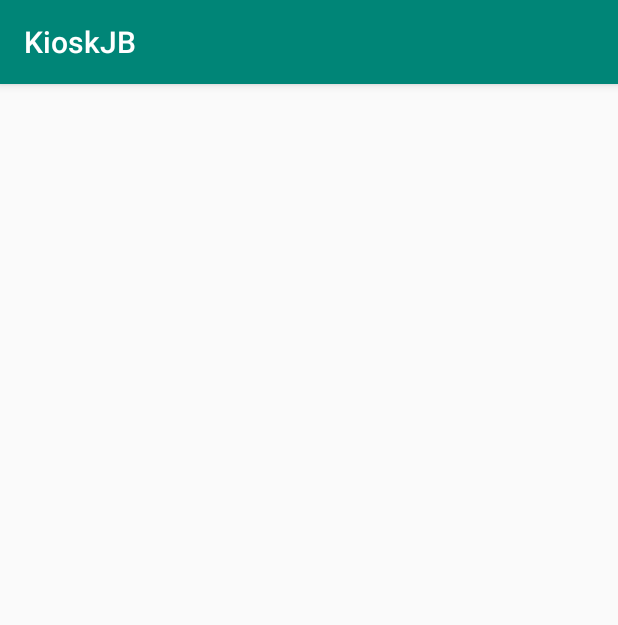
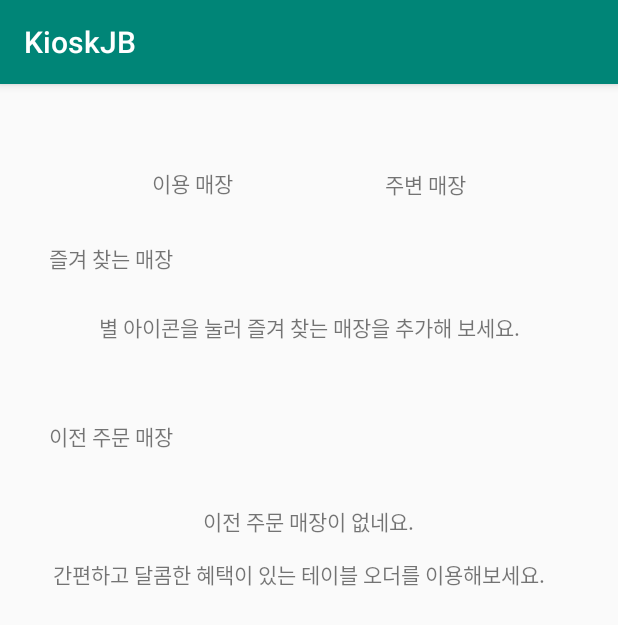
Before and after one commit to Molang00/KioskJB, an Android app: the Button4Activity screen opened directly, with no data from a screen before it, on a phone screen of 412 x 824 dp. Shown: the top 625 px of the screen. Run offline under Robolectric (Android 15) with nearby library versions, the phone set to English and light mode, and no system bars.

Commit message:
added activity_button

```diff
--- a/app/src/main/AndroidManifest.xml
+++ b/app/src/main/AndroidManifest.xml
@@ -9,6 +9,8 @@
             android:roundIcon="@mipmap/ic_launcher_round"
             android:supportsRtl="true"
             android:theme="@style/AppTheme">
+        <activity android:name=".aroundStore">
+        </activity>
         <activity android:name=".Button4Activity">
         </activity>
         <activity android:name=".Button3Activity">
--- a/app/src/main/res/layout/activity_button4.xml
+++ b/app/src/main/res/layout/activity_button4.xml
@@ -7,4 +7,62 @@
         android:layout_height="match_parent"
         tools:context=".Button4Activity">
 
+    <TextView
+            android:text="이용 매장"
+            android:layout_width="wrap_content"
+            android:layout_height="wrap_content"
+            android:id="@+id/textView3" app:layout_constraintEnd_toStartOf="@+id/textView4"
+            app:layout_constraintStart_toStartOf="parent" app:layout_constraintHorizontal_bias="0.747"
+            app:layout_constraintBottom_toBottomOf="parent"
+            app:layout_constraintTop_toTopOf="parent" app:layout_constraintVertical_bias="0.074"/>
+    <TextView
+            android:text="즐겨 찾는 매장"
+            android:layout_width="wrap_content"
+            android:layout_height="wrap_content"
+            android:id="@+id/textView7"
+            app:layout_constraintTop_toBottomOf="@+id/textView3"
+            app:layout_constraintStart_toStartOf="parent" app:layout_constraintEnd_toEndOf="parent"
+            app:layout_constraintHorizontal_bias="0.1" app:layout_constraintBottom_toBottomOf="parent"
+            app:layout_constraintVertical_bias="0.043"/>
+    <TextView
+            android:text="별 아이콘을 눌러 즐겨 찾는 매장을 추가해 보세요."
+            android:layout_width="wrap_content"
+            android:layout_height="wrap_content"
+            android:id="@+id/textView9" app:layout_constraintEnd_toEndOf="parent"
+            app:layout_constraintStart_toStartOf="parent"
+            app:layout_constraintTop_toBottomOf="@+id/textView7"
+            app:layout_constraintBottom_toBottomOf="parent" app:layout_constraintVertical_bias="0.04"
+    />
+    <TextView
+            android:text="이전 주문 매장이 없네요."
+            android:layout_width="wrap_content"
+            android:layout_height="wrap_content"
+            android:id="@+id/textView10" app:layout_constraintStart_toStartOf="parent"
+            app:layout_constraintTop_toBottomOf="@+id/textView8"
+            app:layout_constraintBottom_toBottomOf="parent" app:layout_constraintEnd_toEndOf="parent"
+            app:layout_constraintVertical_bias="0.07" app:layout_constraintHorizontal_bias="0.498"/>
+    <TextView
+            android:text="간편하고 달콤한 혜택이 있는 테이블 오더를 이용해보세요."
+            android:layout_width="wrap_content"
+            android:layout_height="wrap_content"
+            android:id="@+id/textView11"
+            app:layout_constraintTop_toBottomOf="@+id/textView10" app:layout_constraintBottom_toBottomOf="parent"
+            app:layout_constraintEnd_toEndOf="parent" app:layout_constraintStart_toStartOf="parent"
+            app:layout_constraintHorizontal_bias="0.423" app:layout_constraintVertical_bias="0.032"/>
+    <TextView
+            android:text="이전 주문 매장"
+            android:layout_width="wrap_content"
+            android:layout_height="wrap_content"
+            android:id="@+id/textView8" app:layout_constraintStart_toStartOf="parent"
+            app:layout_constraintEnd_toEndOf="parent" app:layout_constraintTop_toTopOf="parent"
+            app:layout_constraintBottom_toBottomOf="parent" app:layout_constraintHorizontal_bias="0.1"
+            app:layout_constraintVertical_bias="0.3"/>
+    <TextView
+            android:text="주변 매장"
+            android:layout_width="wrap_content"
+            android:layout_height="wrap_content"
+            android:id="@+id/textView4" app:layout_constraintEnd_toEndOf="parent"
+            app:layout_constraintStart_toEndOf="@+id/textView3"
+            app:layout_constraintTop_toTopOf="parent"
+            app:layout_constraintVertical_bias="0.075" app:layout_constraintBottom_toBottomOf="parent"/>
 </androidx.constraintlayout.widget.ConstraintLayout>
```
Also changed, not shown: app/src/main/java/com/example/kioskjb/aroundStore.java (added, +13 -0 lines), app/src/main/res/layout/activity_around_store.xml (added, +26 -0 lines), app/src/main/res/layout/activity_main.xml (+18 -21 lines).
